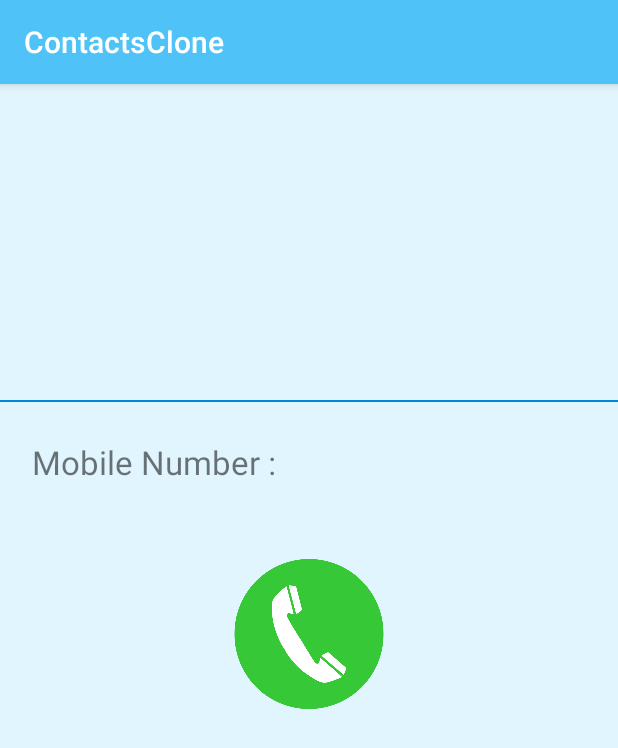
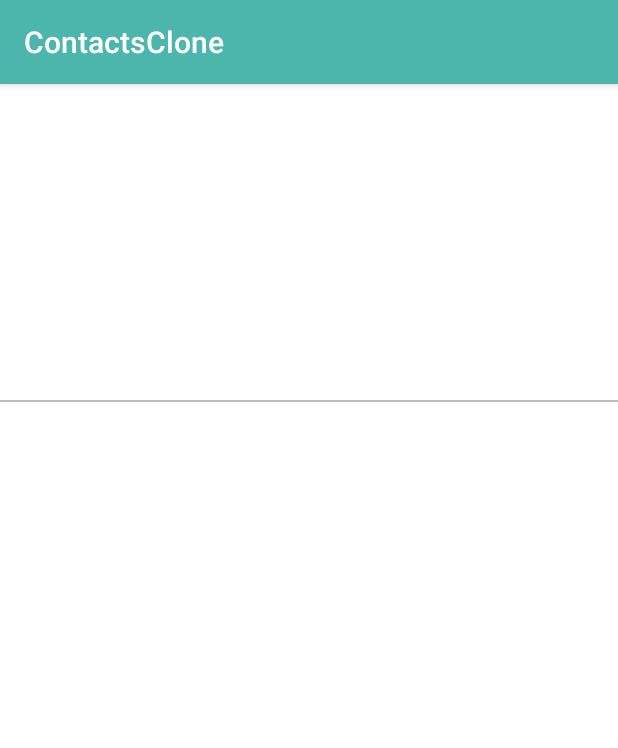
Before and after one commit to shangeethsivan/ContactsClone, an Android app: the DetailActivity screen opened directly, with no data from a screen before it, on a phone screen of 412 x 824 dp. Shown: the top 748 px of the screen. Run offline under Robolectric (Android 15) with nearby library versions, the phone set to English and light mode, and no system bars; our stand-ins replace Picasso; pictures from the network do not load; 2 statements that could not run were skipped.

```diff
--- a/app/src/main/java/com/shangeeth/contactsclone/adapters/CustomCursorAdapter.java
+++ b/app/src/main/java/com/shangeeth/contactsclone/adapters/CustomCursorAdapter.java
@@ -2,16 +2,12 @@ package com.shangeeth.contactsclone.adapters;
 
 import android.content.Context;
 import android.database.Cursor;
-import android.media.Image;
-import android.net.Uri;
 import android.provider.ContactsContract;
-import android.view.Display;
 import android.view.LayoutInflater;
 import android.view.View;
 import android.view.ViewGroup;
 import android.widget.CursorAdapter;
 import android.widget.ImageView;
-import android.widget.SimpleCursorAdapter;
 import android.widget.TextView;
 
 import com.shangeeth.contactsclone.R;
--- a/app/src/main/res/layout/activity_detail.xml
+++ b/app/src/main/res/layout/activity_detail.xml
@@ -3,7 +3,8 @@
     xmlns:tools="http://schemas.android.com/tools"
     android:layout_width="match_parent"
     android:layout_height="match_parent"
-    android:background="@color/colorAccent"
+    android:id="@+id/container_linear_layout"
+    android:background="@color/white"
     android:orientation="vertical">
 
     <ImageView
@@ -25,36 +26,6 @@
         android:layout_width="match_parent"
         android:layout_height="1dp"
         android:layout_marginTop="25dp"
-        android:background="@color/colorPrimaryDark" />
+        android:background="@color/grey" />
 
-    <LinearLayout
-        android:layout_width="match_parent"
-        android:layout_height="wrap_content"
-        android:layout_marginTop="25dp">
-
-        <TextView
-            android:layout_width="0dp"
-            android:layout_height="wrap_content"
-            android:layout_weight="1"
-            android:gravity="center"
-            android:text="Mobile Number :"
-            android:textSize="22sp" />
-
-        <TextView
-            android:id="@+id/mobile_number"
-            android:layout_width="0dp"
-            android:layout_height="wrap_content"
-            android:layout_weight="1"
-            android:gravity="center"
-            android:textSize="22sp"
-            tools:text="9159816148" />
-
-    </LinearLayout>
-    <ImageView
-        android:id="@+id/btn_call"
-        android:layout_margin="50dp"
-        android:layout_width="100dp"
-        android:src="@drawable/call_image"
-        android:layout_height="100dp"
-        android:layout_gravity="center"/>
 </LinearLayout>
--- a/app/src/main/res/layout/contact_list_item.xml
+++ b/app/src/main/res/layout/contact_list_item.xml
@@ -3,7 +3,7 @@
     xmlns:tools="http://schemas.android.com/tools"
     android:layout_width="match_parent"
     android:layout_height="match_parent"
-    android:background="@color/colorAccent"
+    android:background="@color/white"
     android:orientation="horizontal">
 
     <ImageView
@@ -11,7 +11,7 @@
         android:layout_width="50dp"
         android:layout_height="50dp"
         android:layout_margin="10dp"
-        android:src="@drawable/contact_placeholder" />
+        android:src="@drawable/pholder" />
 
     <TextView
         android:id="@+id/contact_name"
--- a/app/src/main/res/values/colors.xml
+++ b/app/src/main/res/values/colors.xml
@@ -1,8 +1,9 @@
 <?xml version="1.0" encoding="utf-8"?>
 <resources>
-    <color name="colorPrimary">#4FC3F7</color>
-    <color name="colorPrimaryDark">#0288D1</color>
+    <color name="colorPrimary">#4db6ac</color>
+    <color name="colorPrimaryDark">#26a69a</color>
     <color name="colorAccent">#E1F5FE</color>
     <color name="white">#ffffff</color>
     <color name="black">#000000</color>
+    <color name="grey">#bdbdbd</color>
 </resources>
```
Also changed, not shown: app/src/main/java/com/shangeeth/contactsclone/ui/DetailActivity.java (+49 -15 lines), app/src/main/java/com/shangeeth/contactsclone/util/Validator.java (added, +22 -0 lines), app/src/main/res/layout/activity_main.xml (+4 -3 lines), app/src/main/res/drawable/contact_placeholder.png, app/src/main/res/drawable/message_icon.png (added), app/src/main/res/drawable/pholder.png (added).
